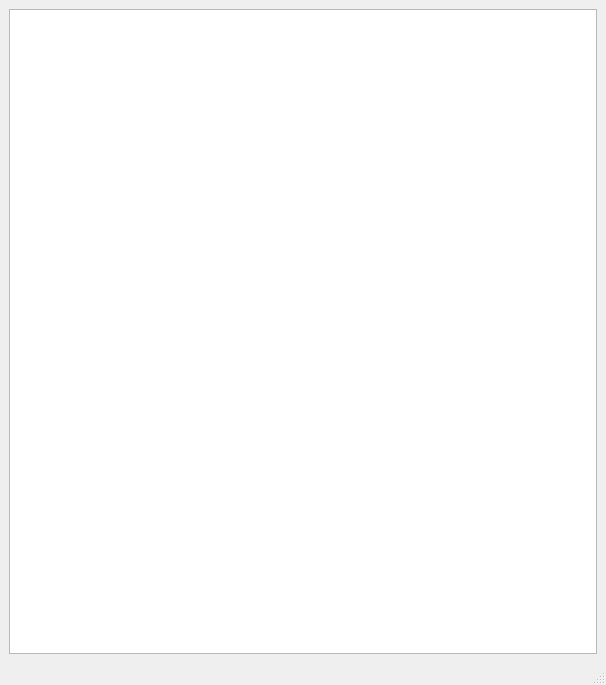
This is mainwindow.ui in gabriellopera/Lab-5 as Qt 5 draws it before an edit. The edited form follows.
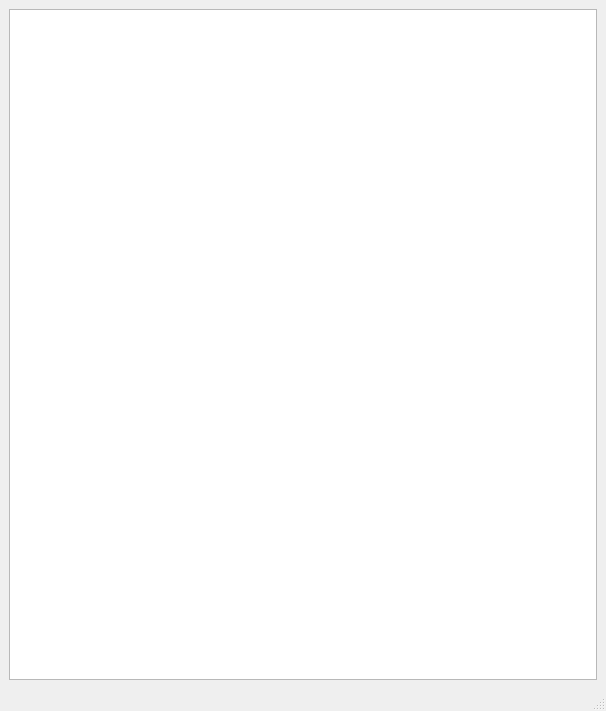
This is the edited form.

```diff
--- a/mainwindow.ui
+++ b/mainwindow.ui
@@ -7,7 +7,7 @@
     <x>0</x>
     <y>0</y>
     <width>606</width>
-    <height>685</height>
+    <height>711</height>
    </rect>
   </property>
   <property name="maximumSize">
```
